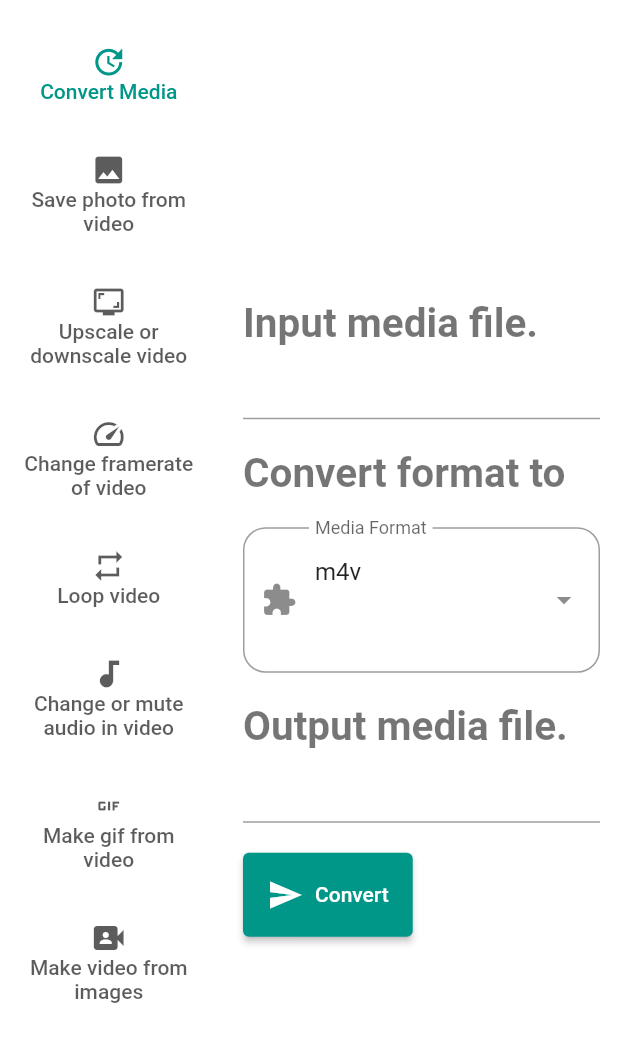
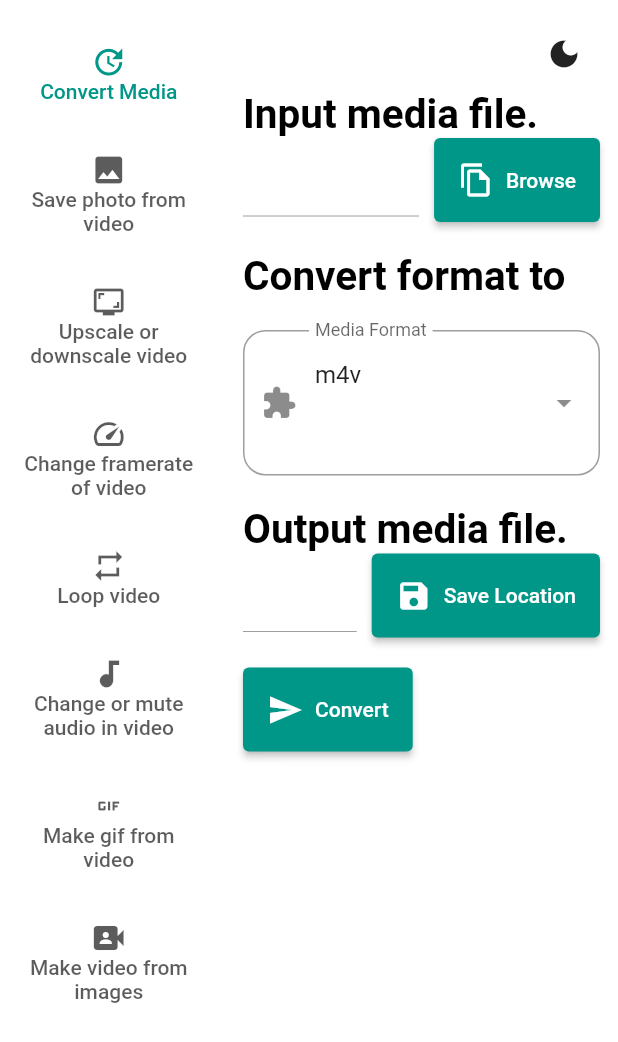
Before and after one commit to aswinmurali-io/osumffmpeg, a Flutter app: the screen it shows after launch, on a phone screen of 412 x 824 dp. Shown: the top 1042 px of the screen. Run offline on Flutter 3.47's test engine with Material 2 defaults, Android fonts, the phone set to English and light mode, and no system bars; drawn by our look-alikes of dropdown_search; our stand-ins replace animate_do, file_picker, flutter_riverpod; missing offline and left inert: flutter_acrylic; project files that could hold a hidden picture were left out.

Commit message:
adds ui logic for convert media route

```diff
--- a/lib/components/dropdown.dart
+++ b/lib/components/dropdown.dart
@@ -1,11 +1,10 @@
 import 'package:dropdown_search/dropdown_search.dart';
-import 'package:flutter/cupertino.dart';
 import 'package:flutter/material.dart';
 import 'package:flutter_riverpod/flutter_riverpod.dart';
 
-import '../models/format.dart';
+import '../models/formats.dart';
 
-class CustomDropdownSearch<T> extends ConsumerWidget {
+class CustomDropdownSearch extends ConsumerWidget {
   const CustomDropdownSearch({super.key});
 
   @override
--- /dev/null
+++ b/lib/models/forms/convert_media.dart
@@ -0,0 +1,116 @@
+import 'dart:io';
+
+import 'package:flutter/cupertino.dart';
+import 'package:flutter/foundation.dart';
+import 'package:flutter_riverpod/flutter_riverpod.dart';
+import 'package:path/path.dart';
+
+import '../formats.dart';
+
+@immutable
+class ConvertMediaForm {
+  const ConvertMediaForm({
+    this.inputFile,
+    this.outputDirectory,
+    this.outputExtension,
+  });
+
+  final File? inputFile;
+
+  final Directory? outputDirectory;
+
+  final MediaFormats? outputExtension;
+}
+
+@immutable
+class ConvertMediaFormControllers {
+  const ConvertMediaFormControllers({
+    required this.inputFileController,
+    required this.outputFileController,
+  });
+
+  final TextEditingController inputFileController;
+
+  final TextEditingController outputFileController;
+}
+
+class ConvertMediaControllersProvider
+    extends StateNotifier<ConvertMediaFormControllers> {
+  ConvertMediaControllersProvider()
+      : super(
+          ConvertMediaFormControllers(
+            inputFileController: TextEditingController(),
+            outputFileController: TextEditingController(),
+          ),
+        );
+
+  static final provider = StateNotifierProvider<ConvertMediaControllersProvider,
+      ConvertMediaFormControllers>(
+    (final ref) => ConvertMediaControllersProvider(),
+  );
+
+  @override
+  void dispose() {
+    state.inputFileController.dispose();
+    state.outputFileController.dispose();
+    super.dispose();
+  }
+}
+
+class ConvertMediaProvider extends StateNotifier<ConvertMediaForm> {
+  ConvertMediaProvider() : super(const ConvertMediaForm());
+
+  static final provider =
+      StateNotifierProvider<ConvertMediaProvider, ConvertMediaForm>(
+    (final ref) => ConvertMediaProvider(),
+  );
+
+  void onChoosingExtension(final MediaFormats format) =>
+      state = ConvertMediaForm(
+        inputFile: state.inputFile,
+        outputDirectory: state.outputDirectory,
+        outputExtension: format,
+      );
+
+  void onChoosingInput(final File input) => state = ConvertMediaForm(
+        inputFile: input,
+        outputDirectory: state.outputDirectory,
+        outputExtension: state.outputExtension,
+      );
+
+  void setOutputDirectory(final Directory location) => state = ConvertMediaForm(
+        inputFile: state.inputFile,
+        outputDirectory: location,
+        outputExtension: state.outputExtension,
+      );
+
+  void autoSetOutputDirectory(final TextEditingController controller) {
+    if (state.inputFile != null) {
+      final rawPath = dirname(state.inputFile!.path);
+
+      controller.text = rawPath;
+
+      setOutputDirectory(Directory(rawPath));
+    } else {
+      if (kDebugMode) {
+        print('Called auto set output directory before getting input file');
+      }
+    }
+  }
+
+  Future<String> validate() async {
+    if (state.inputFile == null) {
+      return 'Input file is not given.';
+    } else if (state.inputFile != null && await state.inputFile!.exists()) {
+      return 'Input media file does not seem to be a valid file or does not exist.';
+    } else if (state.outputDirectory == null) {
+      return 'The output location is not set.';
+    } else if (state.outputDirectory != null &&
+        await state.outputDirectory!.exists()) {
+      return 'The output location is not a valid location.';
+    } else if (state.outputExtension == null) {
+      return 'The output extension is not set';
+    }
+    return 'Success';
+  }
+}
--- a/lib/models/routes.dart
+++ b/lib/models/routes.dart
@@ -3,6 +3,7 @@
 import 'package:animate_do/animate_do.dart';
 import 'package:flutter/material.dart';
 import 'package:flutter_riverpod/flutter_riverpod.dart';
+import 'package:osumffmpeg/components/theme_button.dart';
 import 'package:osumffmpeg/routes/convert_media.dart';
 
 @immutable
@@ -24,7 +25,13 @@ class Route {
       duration: const Duration(milliseconds: 200),
       child: Padding(
         padding: const EdgeInsets.all(12),
-        child: content,
+        child: Column(
+          crossAxisAlignment: CrossAxisAlignment.end,
+          children: [
+            ThemeButton(),
+            content,
+          ],
+        ),
       ),
     );
   }
--- a/lib/models/theme.dart
+++ b/lib/models/theme.dart
@@ -21,8 +21,10 @@ class ThemeProvider extends StateNotifier<ThemeMode> {
         shadowColor: Colors.transparent,
       ),
       scaffoldBackgroundColor: Colors.transparent,
-      textTheme: const TextTheme(
-        headline2: headline2Theme,
+      textTheme: TextTheme(
+        headline2: headline2Theme.copyWith(
+          color: Colors.black,
+        ),
       ),
     );
   }
@@ -33,6 +35,18 @@ class ThemeProvider extends StateNotifier<ThemeMode> {
       scaffoldBackgroundColor: Colors.transparent,
       iconTheme: const IconThemeData(
         color: Colors.white,
+      ),
+      buttonTheme: ButtonThemeData(
+        buttonColor: Colors.cyanAccent,
+      ),
+      inputDecorationTheme: const InputDecorationTheme(
+        labelStyle: TextStyle(
+          color: Colors.white,
+        ),
+
+        iconColor: Colors.white,
+        hoverColor: Colors.tealAccent,
+        focusColor: Colors.tealAccent,
       ),
       navigationRailTheme: const NavigationRailThemeData(
         backgroundColor: Color.fromARGB(255, 82, 82, 82),
@@ -52,6 +66,9 @@ class ThemeProvider extends StateNotifier<ThemeMode> {
       textTheme: TextTheme(
         headline2: headline2Theme.copyWith(
           color: Colors.white70,
+        ),
+        bodyText1: const TextStyle(
+          color: Colors.white,
         ),
       ),
     );
--- a/lib/routes/convert_media.dart
+++ b/lib/routes/convert_media.dart
@@ -1,18 +1,20 @@
-import 'package:dropdown_search/dropdown_search.dart';
+import 'dart:io';
+
+import 'package:file_picker/file_picker.dart';
 import 'package:flutter/material.dart';
 import 'package:flutter_riverpod/flutter_riverpod.dart';
-import 'package:osumffmpeg/components/dropdown.dart';
-import 'package:osumffmpeg/models/format.dart';
 
-import '../modules/converter.dart';
+import '../components/dropdown.dart';
+import '../models/forms/convert_media.dart';
 
 class ConvertMediaPage extends ConsumerWidget {
   const ConvertMediaPage({super.key});
 
   @override
   Widget build(final BuildContext context, final WidgetRef ref) {
-    final mediaFormat = ref.watch(MediaFormatProvider.provider);
-    final setMediaFormat = ref.watch(MediaFormatProvider.provider.notifier);
+    final controllers = ref.watch(ConvertMediaControllersProvider.provider);
+    final state = ref.watch(ConvertMediaProvider.provider);
+    final stateNotifier = ref.watch(ConvertMediaProvider.provider.notifier);
 
     return Scrollbar(
       child: SingleChildScrollView(
@@ -25,7 +27,40 @@ class ConvertMediaPage extends ConsumerWidget {
                 'Input media file.',
                 style: Theme.of(context).textTheme.headline2,
               ),
-              const TextField(),
+              Row(
+                children: [
+                  Expanded(
+                    child: TextField(
+                      controller: controllers.inputFileController,
+                      enabled: false,
+                    ),
+                  ),
+                  const SizedBox(width: 10),
+                  ElevatedButton.icon(
+                    style: ButtonStyle(
+                      padding: MaterialStateProperty.all(
+                        const EdgeInsets.all(16),
+                      ),
+                    ),
+                    onPressed: () async {
+                      final result = await FilePicker.platform.pickFiles();
+
+                      if (result != null) {
+                        final file = File(result.files.single.path!);
+                        controllers.inputFileController.text =
+                            file.absolute.path;
+                        stateNotifier
+                          ..onChoosingInput(file)
+                          ..autoSetOutputDirectory(
+                            controllers.outputFileController,
+                          );
+                      }
+                    },
+                    icon: const Icon(Icons.file_copy_outlined),
+                    label: const Text('Browse'),
+                  )
+                ],
+              ),
               const SizedBox(height: 20),
               Text(
                 'Convert format to',
@@ -38,7 +73,34 @@ class ConvertMediaPage extends ConsumerWidget {
                 'Output media file.',
                 style: Theme.of(context).textTheme.headline2,
               ),
-              const TextField(),
+              Row(
+                children: [
+                  Expanded(
+                    child: TextField(
+                      controller: controllers.outputFileController,
+                      enabled: false,
+                    ),
+                  ),
+                  const SizedBox(width: 10),
+                  ElevatedButton.icon(
+                    style: ButtonStyle(
+                      padding: MaterialStateProperty.all(
+                        const EdgeInsets.all(16),
+                      ),
+                    ),
+                    onPressed: () async {
+                      final location =
+                          await FilePicker.platform.getDirectoryPath();
+                      if (location != null) {
+                        stateNotifier.setOutputDirectory(Directory(location));
+                        controllers.outputFileController.text = location;
+                      }
+                    },
+                    icon: const Icon(Icons.save),
+                    label: const Text('Save Location'),
+                  )
+                ],
+              ),
               const SizedBox(height: 20),
               ElevatedButton.icon(
                 style: ButtonStyle(
--- a/pubspec.yaml
+++ b/pubspec.yaml
@@ -10,10 +10,12 @@ environment:
 dependencies:
   animate_do: ^2.1.0
   dropdown_search: ^5.0.2
+  file_picker: ^4.6.1
   flutter:
     sdk: flutter
   flutter_acrylic: ^1.0.0+2
   flutter_riverpod: ^1.0.4
+  path: ^1.8.2
 
 dev_dependencies:
   flutter_lints: ^2.0.0
```
Also changed, not shown: lib/modules/converter.dart (added, +10 -0 lines), lib/models/formats.dart (renamed from lib/models/format.dart).
